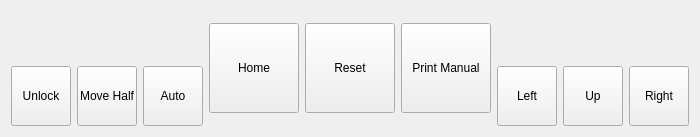
mishkoLitvin/L_Aries-progect, file indexerwidget.ui: the form before one commit.
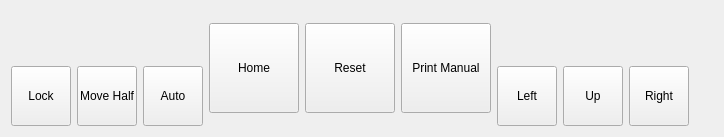
The form after the commit. Icons and pictures are not drawn.

```diff
--- a/indexerwidget.ui
+++ b/indexerwidget.ui
@@ -6,7 +6,7 @@
    <rect>
     <x>0</x>
     <y>0</y>
-    <width>667</width>
+    <width>724</width>
     <height>137</height>
    </rect>
   </property>
@@ -45,7 +45,7 @@
             </size>
            </property>
            <property name="text">
-            <string>Unlock</string>
+            <string>Lock</string>
            </property>
            <property name="icon">
             <iconset>
@@ -60,6 +60,9 @@
            <property name="checkable">
             <bool>true</bool>
            </property>
+           <property name="checked">
+            <bool>false</bool>
+           </property>
            <property name="toolButtonStyle">
             <enum>Qt::ToolButtonTextUnderIcon</enum>
            </property>
```
